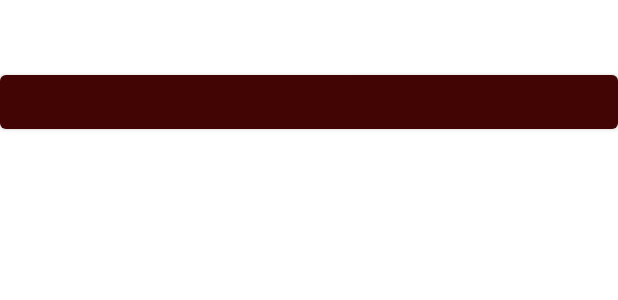
After one commit to MrMOHAX/MusicShop1.2, an Android app: the layout activity_order2.xml on its own in the app's theme, with its tools: preview values and no code run, on a phone screen of 412 x 824 dp. The commit adds this screen. Shown: the top 300 px of the screen. Run offline under Robolectric (Android 15) with nearby library versions, the phone set to English and light mode, and no system bars; Roboto replaces fonts that are not available here.

Commit message:
Выполнение 08.04.22

```diff
--- a/app/src/main/AndroidManifest.xml
+++ b/app/src/main/AndroidManifest.xml
@@ -10,6 +10,9 @@
         android:supportsRtl="true"
         android:theme="@style/Theme.MusicShop">
         <activity
+            android:name=".OrderActivity2"
+            android:exported="false" />
+        <activity
             android:name=".MainActivity"
             android:exported="true">
             <intent-filter>
@@ -18,6 +21,7 @@
                 <category android:name="android.intent.category.LAUNCHER" />
             </intent-filter>
         </activity>
+
         <meta-data
             android:name="preloaded_fonts"
             android:resource="@array/preloaded_fonts" />
--- a/app/src/main/java/com/example/musicshop/Order.java
+++ b/app/src/main/java/com/example/musicshop/Order.java
@@ -4,4 +4,7 @@ public class Order {
     String userName;
     String goodsName;
     int quantity;
+    double price;
+    double orderPrice;
+
 }
--- a/app/src/main/res/layout/activity_main.xml
+++ b/app/src/main/res/layout/activity_main.xml
@@ -147,6 +147,7 @@
 
     <Button
         android:id="@+id/button4"
+        android:onClick="addToCarts"
         android:layout_width="match_parent"
         android:layout_height="wrap_content"
         android:text="Add to Carts" />
--- /dev/null
+++ b/app/src/main/res/layout/activity_order2.xml
@@ -0,0 +1,22 @@
+<?xml version="1.0" encoding="utf-8"?>
+<LinearLayout xmlns:android="http://schemas.android.com/apk/res/android"
+    xmlns:app="http://schemas.android.com/apk/res-auto"
+    xmlns:tools="http://schemas.android.com/tools"
+    android:layout_width="match_parent"
+    android:layout_height="match_parent"
+    android:orientation="vertical"
+    tools:context=".OrderActivity2">
+<TextView
+    android:id="@+id/orderTextView"
+    android:textColor="@android:color/black"
+    android:textSize="17sp"
+    android:layout_width="wrap_content"
+    android:layout_height="wrap_content"/>
+
+    <Button
+        android:layout_marginTop="20dp"
+        android:onClick="submitOrder"
+        android:layout_width="match_parent"
+        android:layout_height="wrap_content"/>
+
+</LinearLayout>
--- a/app/src/main/res/values/strings.xml
+++ b/app/src/main/res/values/strings.xml
@@ -1,3 +1,3 @@
 <resources>
-    <string name="app_name">Music Shop</string>
+    <string name="app_name">Your order</string>
 </resources>
```
Also changed, not shown: app/src/main/java/com/example/musicshop/MainActivity.java (+28 -0 lines), app/src/main/java/com/example/musicshop/OrderActivity2.java (added, +45 -0 lines), 280 other files.
